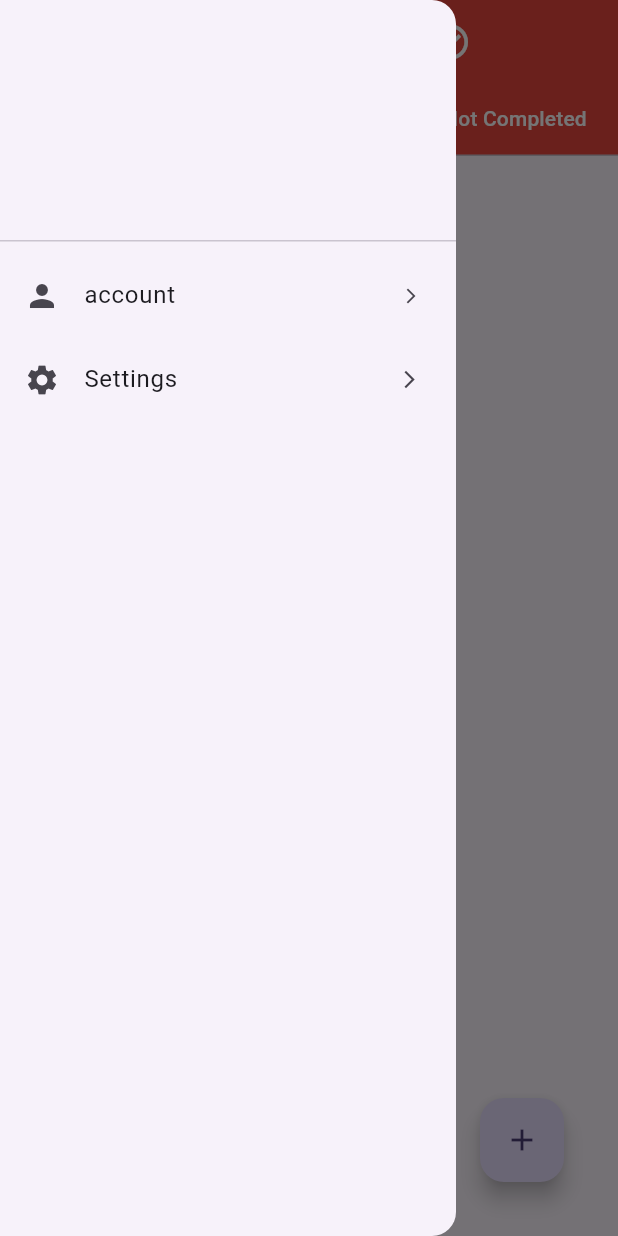
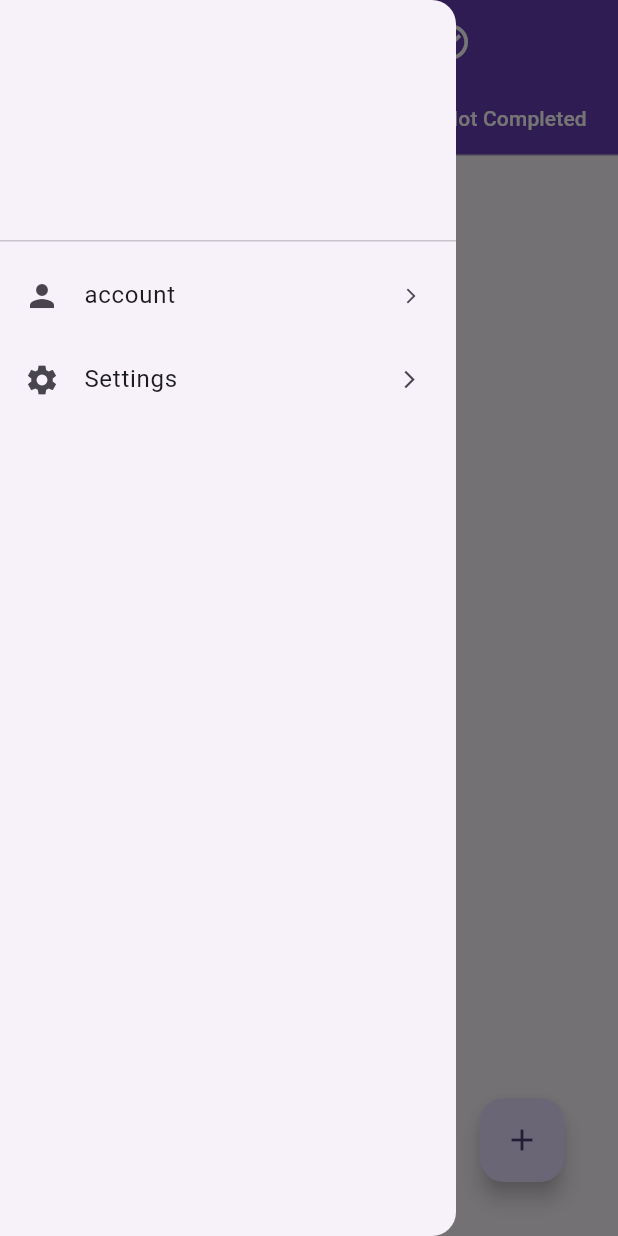
Before and after one commit to abdollahbg/to-do-list, a Flutter app: the screen it shows after launch, with the side drawer open, on a phone screen of 412 x 824 dp. Run offline on Flutter 3.47's test engine with Material 3 defaults, Android fonts, the phone set to English and light mode, and no system bars; drawn by our look-alikes of percent_indicator; our stand-ins replace google_fonts, shared_preferences; missing offline and left inert: slideable.

Commit message:
Revert "change color"
This reverts commit 944370874847cc3e1e069cda799da448bb39fd88.

```diff
--- a/lib/Screens/homePage.dart
+++ b/lib/Screens/homePage.dart
@@ -56,7 +56,7 @@ class _HomepageState extends State<Homepage> {
           iconTheme: const IconThemeData(
             color: Colors.white, // Set your desired color here
           ),
-          backgroundColor: Colors.red,
+          backgroundColor: Colors.deepPurple,
           elevation: 4,
           centerTitle: true,
 
--- a/lib/models/tasks_in_day.dart
+++ b/lib/models/tasks_in_day.dart
@@ -1,3 +1,5 @@
+import 'dart:convert';
+
 import 'package:to_do_list/models/Task.dart';
 
 class TasksInDay {
```
